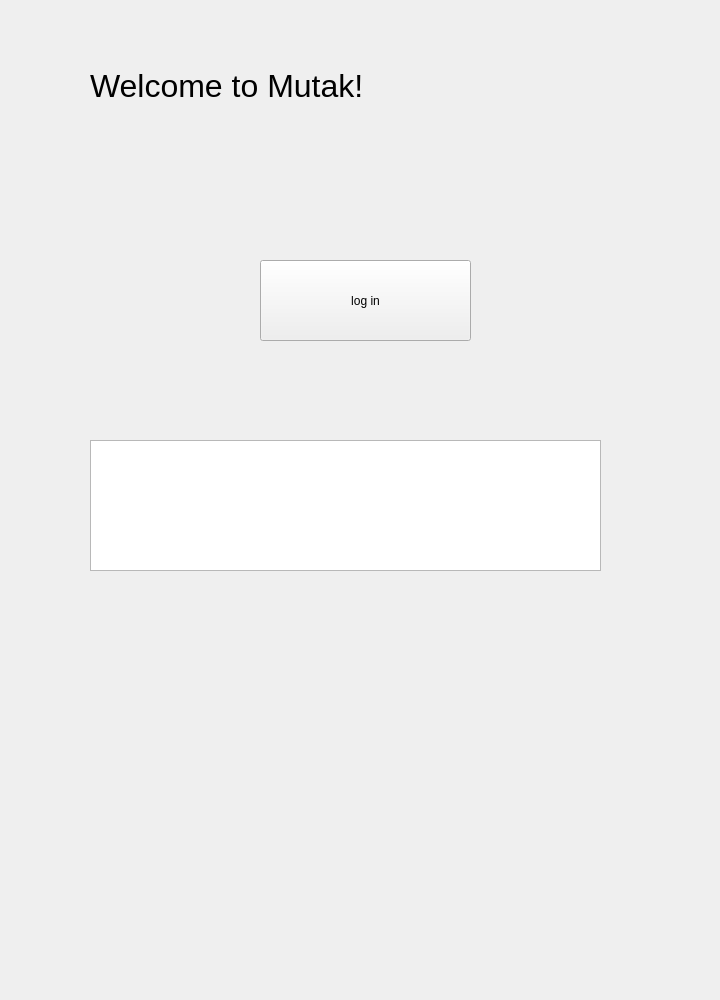
The window that mutak/mainwindow.ui (ahmed-debbech/mutak) describes before a commit, drawn with Qt 5.
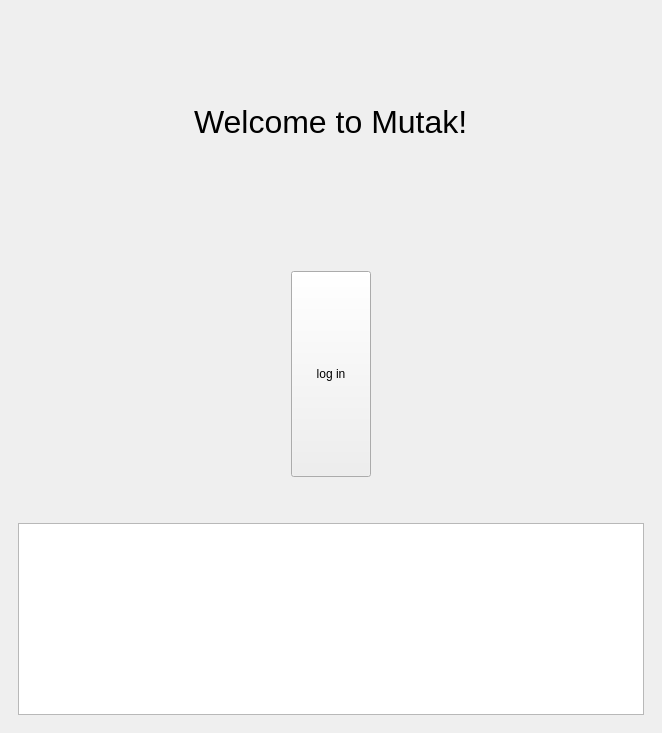
The same window after the commit.

Commit message: Add basic user interface after log in

The edit to the form file:
```diff
--- a/mutak/mainwindow.ui
+++ b/mutak/mainwindow.ui
@@ -6,36 +6,24 @@
    <rect>
     <x>0</x>
     <y>0</y>
-    <width>720</width>
-    <height>1000</height>
+    <width>662</width>
+    <height>733</height>
    </rect>
   </property>
   <property name="windowTitle">
    <string>MainWindow</string>
   </property>
   <widget class="QWidget" name="centralwidget">
+   <layout class="QVBoxLayout" name="verticalLayout">
+    <item>
    <widget class="QStackedWidget" name="stackedWidget">
-    <property name="geometry">
-     <rect>
-      <x>0</x>
-      <y>0</y>
-      <width>721</width>
-      <height>1001</height>
-     </rect>
-    </property>
     <property name="currentIndex">
      <number>0</number>
     </property>
     <widget class="QWidget" name="page">
+       <layout class="QVBoxLayout" name="verticalLayout_4">
+        <item alignment="Qt::AlignHCenter">
      <widget class="QLabel" name="label">
-      <property name="geometry">
-       <rect>
-        <x>90</x>
-        <y>-20</y>
-        <width>611</width>
-        <height>211</height>
-       </rect>
-      </property>
       <property name="font">
        <font>
         <family>MS Shell Dlg 2</family>
@@ -46,29 +34,63 @@
        <string>Welcome to Mutak!</string>
       </property>
      </widget>
+        </item>
+        <item>
+         <spacer name="verticalSpacer_2">
+          <property name="orientation">
+           <enum>Qt::Vertical</enum>
+          </property>
+          <property name="sizeType">
+           <enum>QSizePolicy::Fixed</enum>
+          </property>
+          <property name="sizeHint" stdset="0">
+           <size>
+            <width>20</width>
+            <height>40</height>
+           </size>
+          </property>
+         </spacer>
+        </item>
+        <item alignment="Qt::AlignHCenter">
      <widget class="QPushButton" name="loginButton">
-      <property name="geometry">
-       <rect>
-        <x>260</x>
-        <y>260</y>
-        <width>211</width>
-        <height>81</height>
-       </rect>
+          <property name="sizePolicy">
+           <sizepolicy hsizetype="Minimum" vsizetype="Preferred">
+            <horstretch>0</horstretch>
+            <verstretch>0</verstretch>
+           </sizepolicy>
       </property>
       <property name="text">
        <string>log in</string>
       </property>
      </widget>
+        </item>
+        <item>
+         <spacer name="verticalSpacer">
+          <property name="orientation">
+           <enum>Qt::Vertical</enum>
+          </property>
+          <property name="sizeType">
+           <enum>QSizePolicy::Preferred</enum>
+          </property>
+          <property name="sizeHint" stdset="0">
+           <size>
+            <width>20</width>
+            <height>40</height>
+           </size>
+          </property>
+         </spacer>
+        </item>
+        <item>
      <widget class="QPlainTextEdit" name="plainTextEdit">
-      <property name="geometry">
-       <rect>
-        <x>90</x>
-        <y>440</y>
-        <width>511</width>
-        <height>131</height>
-       </rect>
-      </property>
-     </widget>
+          <property name="sizePolicy">
+           <sizepolicy hsizetype="Expanding" vsizetype="Fixed">
+            <horstretch>0</horstretch>
+            <verstretch>0</verstretch>
+           </sizepolicy>
+          </property>
+         </widget>
+        </item>
+       </layout>
     </widget>
     <widget class="QWidget" name="page_2">
      <widget class="QLabel" name="label_2">
@@ -127,6 +149,8 @@
      </widget>
     </widget>
    </widget>
+    </item>
+   </layout>
   </widget>
  </widget>
  <resources/>
```
Left out of the diff: 65 changed lines with no effect on the pictures. Lines whose indentation alone changed are shown as unchanged. The commit also changes 2 other files.
